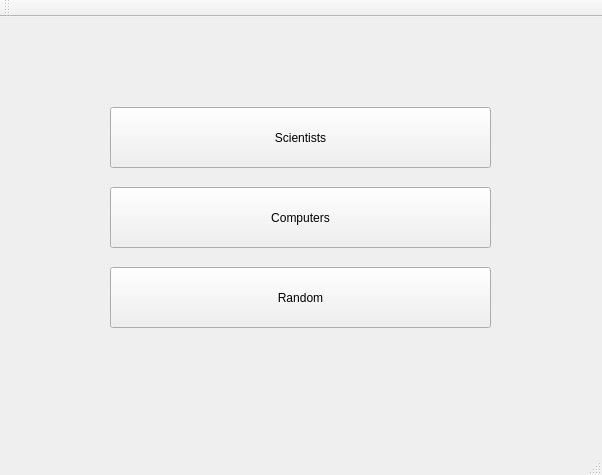
Qt form EndurvinnslustöðATeam/Skil3/mainwindow.ui (trunti/verklegtn-m) before a commit.
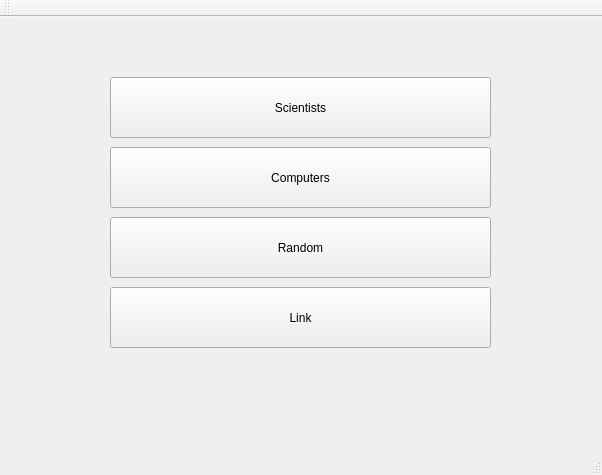
The same form after that commit. Icons and pictures are not drawn.

```diff
--- a/EndurvinnslustöðATeam/Skil3/mainwindow.ui
+++ b/EndurvinnslustöðATeam/Skil3/mainwindow.ui
@@ -22,7 +22,7 @@
     <property name="geometry">
      <rect>
       <x>110</x>
-      <y>90</y>
+      <y>60</y>
       <width>381</width>
       <height>61</height>
      </rect>
@@ -38,7 +38,7 @@
     <property name="geometry">
      <rect>
       <x>110</x>
-      <y>170</y>
+      <y>130</y>
       <width>381</width>
       <height>61</height>
      </rect>
@@ -51,7 +51,7 @@
     <property name="geometry">
      <rect>
       <x>110</x>
-      <y>250</y>
+      <y>200</y>
       <width>381</width>
       <height>61</height>
      </rect>
@@ -60,6 +60,19 @@
      <string>Random</string>
     </property>
    </widget>
+   <widget class="QPushButton" name="Button_link">
+    <property name="geometry">
+     <rect>
+      <x>110</x>
+      <y>270</y>
+      <width>381</width>
+      <height>61</height>
+     </rect>
+    </property>
+    <property name="text">
+     <string>Link</string>
+    </property>
+   </widget>
   </widget>
   <widget class="QMenuBar" name="menuBar">
    <property name="geometry">
```
Left out of the diff: 6 changed lines with no effect on the pictures.
